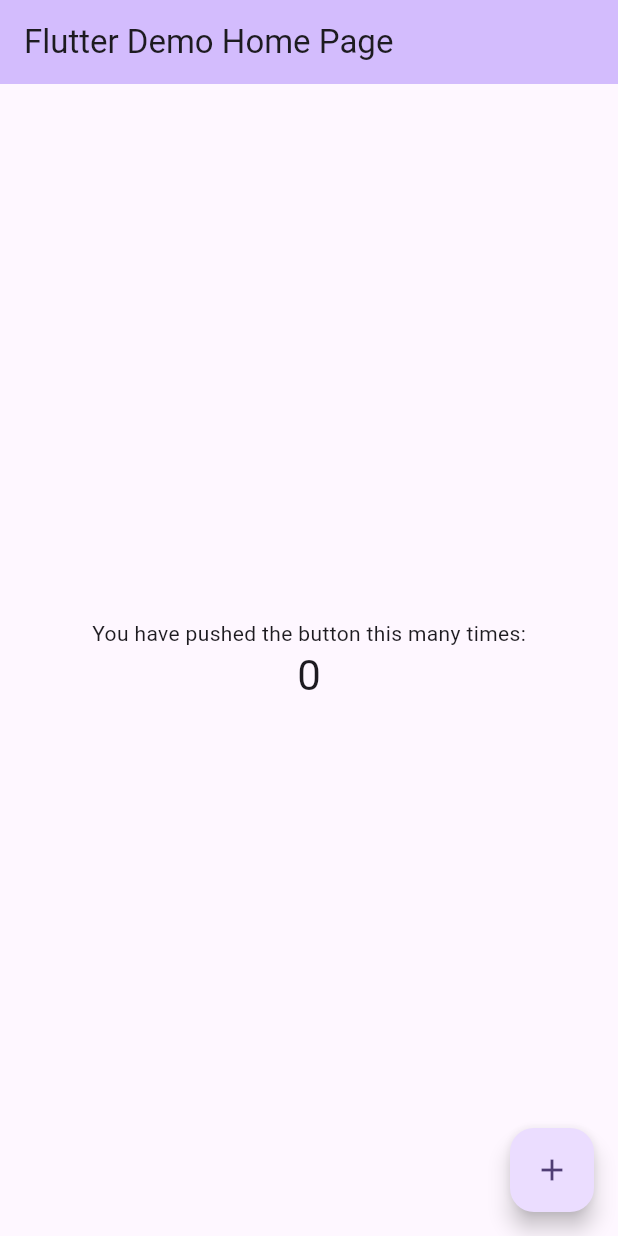
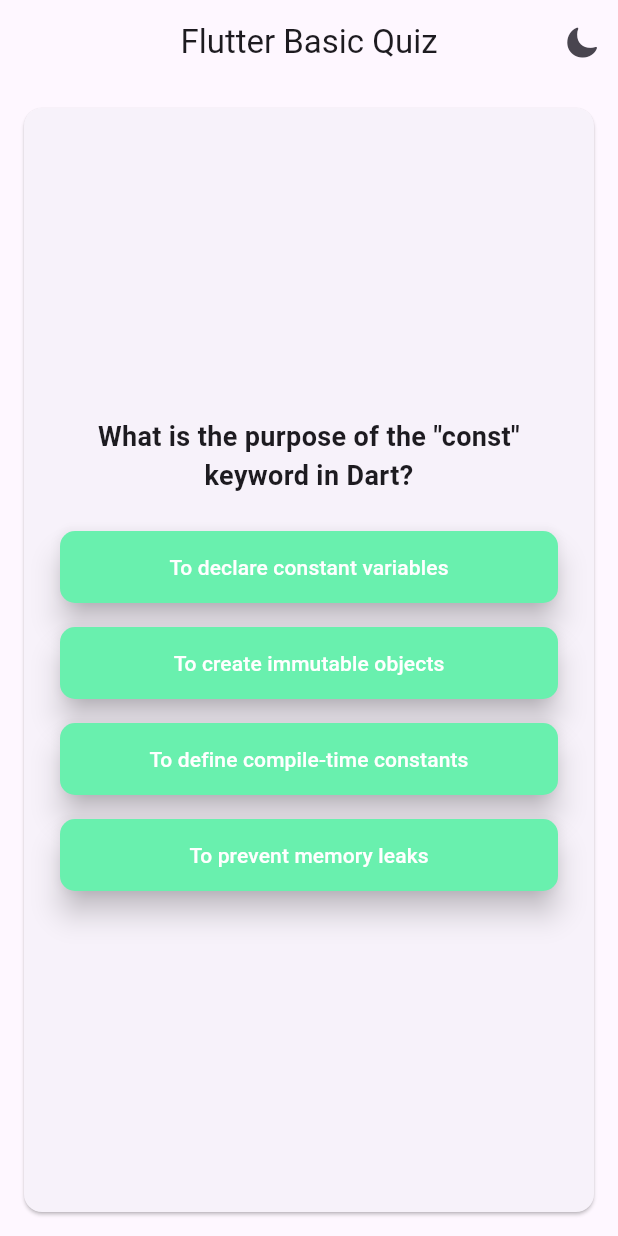
Before and after one commit to ilyosyusuf/flutter-quiz, a Flutter app: the screen it shows after launch, on a phone screen of 412 x 824 dp. Run offline on Flutter 3.47's test engine with Material 3 defaults, Android fonts, the light colour scheme and no system bars.

Commit message:
changed app icon, name

```diff
--- /dev/null
+++ b/devtools_options.yaml
@@ -0,0 +1 @@
+extensions:
--- a/lib/main.dart
+++ b/lib/main.dart
@@ -1,125 +1,27 @@
 import 'package:flutter/material.dart';
+import 'package:flutter_quiz/provider/theme_provider.dart';
+import 'package:flutter_quiz/screens/quiz_screen.dart';
+import 'package:provider/provider.dart';
 
 void main() {
-  runApp(const MyApp());
+    runApp(
+    ChangeNotifierProvider(
+      create: (context) => ThemeProvider(),
+      child: const MyApp(),
+    ),
+  );
 }
 
 class MyApp extends StatelessWidget {
   const MyApp({super.key});
 
-  // This widget is the root of your application.
   @override
   Widget build(BuildContext context) {
     return MaterialApp(
-      title: 'Flutter Demo',
-      theme: ThemeData(
-        // This is the theme of your application.
-        //
-        // TRY THIS: Try running your application with "flutter run". You'll see
-        // the application has a purple toolbar. Then, without quitting the app,
-        // try changing the seedColor in the colorScheme below to Colors.green
-        // and then invoke "hot reload" (save your changes or press the "hot
-        // reload" button in a Flutter-supported IDE, or press "r" if you used
-        // the command line to start the app).
-        //
-        // Notice that the counter didn't reset back to zero; the application
-        // state is not lost during the reload. To reset the state, use hot
-        // restart instead.
-        //
-        // This works for code too, not just values: Most code changes can be
-        // tested with just a hot reload.
-        colorScheme: ColorScheme.fromSeed(seedColor: Colors.deepPurple),
-        useMaterial3: true,
-      ),
-      home: const MyHomePage(title: 'Flutter Demo Home Page'),
+      debugShowCheckedModeBanner: false,
+      title: 'Flutter Basic Quiz',
+      theme: Provider.of<ThemeProvider>(context).getTheme(),
+      home: QuizScreen(),
     );
   }
 }
-
-class MyHomePage extends StatefulWidget {
-  const MyHomePage({super.key, required this.title});
-
-  // This widget is the home page of your application. It is stateful, meaning
-  // that it has a State object (defined below) that contains fields that affect
-  // how it looks.
-
-  // This class is the configuration for the state. It holds the values (in this
-  // case the title) provided by the parent (in this case the App widget) and
-  // used by the build method of the State. Fields in a Widget subclass are
-  // always marked "final".
-
-  final String title;
-
-  @override
-  State<MyHomePage> createState() => _MyHomePageState();
-}
-
-class _MyHomePageState extends State<MyHomePage> {
-  int _counter = 0;
-
-  void _incrementCounter() {
-    setState(() {
-      // This call to setState tells the Flutter framework that something has
-      // changed in this State, which causes it to rerun the build method below
-      // so that the display can reflect the updated values. If we changed
-      // _counter without calling setState(), then the build method would not be
-      // called again, and so nothing would appear to happen.
-      _counter++;
-    });
-  }
-
-  @override
-  Widget build(BuildContext context) {
-    // This method is rerun every time setState is called, for instance as done
-    // by the _incrementCounter method above.
-    //
-    // The Flutter framework has been optimized to make rerunning build methods
-    // fast, so that you can just rebuild anything that needs updating rather
-    // than having to individually change instances of widgets.
-    return Scaffold(
-      appBar: AppBar(
-        // TRY THIS: Try changing the color here to a specific color (to
-        // Colors.amber, perhaps?) and trigger a hot reload to see the AppBar
-        // change color while the other colors stay the same.
-        backgroundColor: Theme.of(context).colorScheme.inversePrimary,
-        // Here we take the value from the MyHomePage object that was created by
-        // the App.build method, and use it to set our appbar title.
-        title: Text(widget.title),
-      ),
-      body: Center(
-        // Center is a layout widget. It takes a single child and positions it
-        // in the middle of the parent.
-        child: Column(
-          // Column is also a layout widget. It takes a list of children and
-          // arranges them vertically. By default, it sizes itself to fit its
-          // children horizontally, and tries to be as tall as its parent.
-          //
-          // Column has various properties to control how it sizes itself and
-          // how it positions its children. Here we use mainAxisAlignment to
-          // center the children vertically; the main axis here is the vertical
-          // axis because Columns are vertical (the cross axis would be
-          // horizontal).
-          //
-          // TRY THIS: Invoke "debug painting" (choose the "Toggle Debug Paint"
-          // action in the IDE, or press "p" in the console), to see the
-          // wireframe for each widget.
-          mainAxisAlignment: MainAxisAlignment.center,
-          children: <Widget>[
-            const Text(
-              'You have pushed the button this many times:',
-            ),
-            Text(
-              '$_counter',
-              style: Theme.of(context).textTheme.headlineMedium,
-            ),
-          ],
-        ),
-      ),
-      floatingActionButton: FloatingActionButton(
-        onPressed: _incrementCounter,
-        tooltip: 'Increment',
-        child: const Icon(Icons.add),
-      ), // This trailing comma makes auto-formatting nicer for build methods.
-    );
-  }
-}
--- /dev/null
+++ b/lib/provider/theme_provider.dart
@@ -0,0 +1,18 @@
+import 'package:flutter/material.dart';
+
+class ThemeProvider with ChangeNotifier {
+  bool _isDarkMode = false;
+
+  bool get isDarkMode => _isDarkMode;
+
+  void toggleTheme() {
+    _isDarkMode = !_isDarkMode;
+    notifyListeners();
+  }
+
+  ThemeData getTheme() {
+    return _isDarkMode
+        ? ThemeData.dark()
+        : ThemeData.light();
+  }
+}
--- /dev/null
+++ b/lib/screens/quiz_screen.dart
@@ -0,0 +1,354 @@
+import 'package:flutter/cupertino.dart';
+import 'package:flutter/material.dart';
+import 'package:flutter_quiz/provider/theme_provider.dart';
+import 'package:flutter_quiz/widgets/quiz_card.dart';
+import 'package:flutter_quiz/widgets/quiz_result.dart';
+import 'package:provider/provider.dart';
+
+class QuizScreen extends StatefulWidget {
+  @override
+  _QuizScreenState createState() => _QuizScreenState();
+}
+
+class _QuizScreenState extends State<QuizScreen> {
+  int _currentIndex = 0;
+  int _correctCount = 0;
+  int _incorrectCount = 0;
+
+  final List<Map<String, dynamic>> _questions = [
+    {
+      'question': 'Which programming language is used in Flutter?',
+      'answers': ['Java', 'Kotlin', 'Dart', 'Swift'],
+      'correctIndex': 2,
+    },
+    {
+      'question': 'What does the term "Hot Reload" mean in Flutter?',
+      'answers': [
+        'Heating up the device',
+        'Reloading the app without restarting it',
+        'Refreshing the code editor',
+        'Adjusting the device temperature'
+      ],
+      'correctIndex': 1,
+    },
+    {
+      'question': 'Which widget is used for drawing custom shapes in Flutter?',
+      'answers': ['Container', 'Painter', 'CustomPaint', 'ShapeWidget'],
+      'correctIndex': 2,
+    },
+    {
+      'question':
+          'What is the purpose of the "pubspec.yaml" file in a Flutter project?',
+      'answers': [
+        'Defining project dependencies',
+        'Storing app assets',
+        'Setting up API keys',
+        'Configuring build settings'
+      ],
+      'correctIndex': 0,
+    },
+    {
+      'question': "'What is Flutter' default design language?",
+      'answers': [
+        'Material Design',
+        'Cupertino Design',
+        'Flat Design',
+        'Neumorphism'
+      ],
+      'correctIndex': 0,
+    },
+    {
+      'question': 'Which class is the base for all widgets in Flutter?',
+      'answers': ['App', 'WidgetBase', 'Object', 'StatelessWidget'],
+      'correctIndex': 2,
+    },
+    {
+      'question':
+          'What is the purpose of the "async" and "await" keywords in Dart?',
+      'answers': [
+        'Defining asynchronous functions',
+        'Handling exceptions',
+        'Declaring constants',
+        'Loop control'
+      ],
+      'correctIndex': 0,
+    },
+    {
+      'question': 'What is the purpose of a Flutter GlobalKey?',
+      'answers': [
+        'To uniquely identify widgets in the widget tree',
+        'To manage the state of stateful widgets',
+        'To declare global variables',
+        'To handle asynchronous operations',
+      ],
+      'correctIndex': 0,
+    },
+    {
+      'question': 'What is the purpose of the "const" keyword in Dart?',
+      'answers': [
+        'To declare constant variables',
+        'To create immutable objects',
+        'To define compile-time constants',
+        'To prevent memory leaks',
+      ],
+      'correctIndex': 2,
+    },
+    {
+      'question': 'How does Flutter handle state management?',
+      'answers': [
+        'Using global variables',
+        'Using the "state" keyword',
+        'Using the provider package',
+        'Using the setState() method',
+      ],
+      'correctIndex': 2,
+    },
+    {
+      'question': 'What is the purpose of the "super" keyword in Dart?',
+      'answers': [
+        'To call the superclass constructor or method',
+        'To declare a superclass',
+        'To access static members of the superclass',
+        'To invoke the superclass destructor',
+      ],
+      'correctIndex': 0,
+    },
+    {
+      'question':
+          'Which Flutter widget is used for navigation between screens?',
+      'answers': [
+        'Navigator',
+        'RouteManager',
+        'ScreenSwitcher',
+        'PageController',
+      ],
+      'correctIndex': 0,
+    },
+    {
+      'question':
+          'What is the difference between StatelessWidget and StatefulWidget?',
+      'answers': [
+        'StatelessWidgets cannot have any internal state, whereas StatefulWidgets can.',
+        'StatelessWidgets are deprecated in Flutter 2.0.',
+        'StatefulWidgets can only be used in web applications.',
+        'StatelessWidgets are automatically updated by Flutter.',
+      ],
+      'correctIndex': 0,
+    },
+    {
+      'question': 'What is the purpose of the "async*" keyword in Dart?',
+      'answers': [
+        'To declare asynchronous functions',
+        'To create asynchronous generators',
+        'To handle exceptions in asynchronous code',
+        'To define asynchronous variables',
+      ],
+      'correctIndex': 1,
+    },
+    {
+      'question': 'What is an InheritedWidget in Flutter?',
+      'answers': [
+        'A widget that inherits from another widget',
+        'A widget that can be reused in multiple screens',
+        'A widget that provides data to its descendants',
+        'A widget that controls the layout of its children',
+      ],
+      'correctIndex': 2,
+    },
+    {
+      'question': 'How can you perform background tasks in Flutter?',
+      'answers': [
+        'Using the main isolate',
+        'Using the background isolate',
+        'Flutter does not support background tasks',
+        'Using the compute function',
+      ],
+      'correctIndex': 3,
+    },
+    {
+      'question':
+          'What is the purpose of the "didUpdateWidget" method in a StatefulWidget?',
+      'answers': [
+        'To update the widget tree during hot reload',
+        'To compare the old and new widget configurations',
+        'To notify the widget that it should rebuild',
+        'To initialize the widget after it is updated',
+      ],
+      'correctIndex': 1,
+    },
+    {
+      'question': 'What is the Flutter BLoC pattern?',
+      'answers': [
+        'Business Logic on Components',
+        'Base Layer of Components',
+        'Behavioral Logic of Components',
+        'Business Logic Component',
+      ],
+      'correctIndex': 3,
+    },
+    {
+      'question':
+          'Which package is commonly used for state management in Flutter?',
+      'answers': [
+        'Provider',
+        'Stateful',
+        'StateKeeper',
+        'StateManager',
+      ],
+      'correctIndex': 0,
+    },
+    {
+      'question': 'What is the purpose of the "const" constructor in Dart?',
+      'answers': [
+        'To create constant instances of a class',
+        'To declare a class as constant',
+        'To prevent inheritance of a class',
+        'To define constant methods',
+      ],
+      'correctIndex': 0,
+    },
+    {
+      'question': 'How can you add padding to a widget in Flutter?',
+      'answers': [
+        'Using the Padding widget',
+        'By setting the padding property',
+        'Using the Spacer widget',
+        'Padding is added automatically',
+      ],
+      'correctIndex': 0,
+    },
+    {
+      'question': 'What is the purpose of the "Visibility" widget in Flutter?',
+      'answers': [
+        'To control the visibility of a widget',
+        'To hide widgets from the widget tree',
+        'To make widgets transparent',
+        'To change the z-index of widgets',
+      ],
+      'correctIndex': 0,
+    },
+    {
+      'question': 'How does Flutter handle dependency injection?',
+      'answers': [
+        'Using the provider package',
+        'By manually injecting dependencies',
+        'Flutter does not support dependency injection',
+        'Using the GetIt package',
+      ],
+      'correctIndex': 0,
+    },
+    {
+      'question': 'What is the purpose of the "MediaQuery" widget in Flutter?',
+      'answers': [
+        'To detect changes in the media query',
+        'To retrieve information about the device',
+        'To change the media settings of the app',
+        'To handle media-related events',
+      ],
+      'correctIndex': 1,
+    },
+    {
+      'question':
+          'Which method is called when a StatefulWidget is first inserted into the tree?',
+      'answers': [
+        'initState',
+        'didInsertWidget',
+        'onBuild',
+        'onInsert',
+      ],
+      'correctIndex': 0,
+    },
+  ];
+
+  @override
+  void initState() {
+    super.initState();
+    _questions.shuffle(); // Shuffle questions when the quiz starts
+  }
+
+  @override
+  Widget build(BuildContext context) {
+    return Scaffold(
+      appBar: AppBar(
+        centerTitle: true,
+        title: const Text('Flutter Basic Quiz'),
+        actions: [
+          IconButton(
+              onPressed: () {
+                Provider.of<ThemeProvider>(context, listen: false)
+                    .toggleTheme();
+              },
+              icon: Provider.of<ThemeProvider>(context).isDarkMode
+                  ? const Icon(CupertinoIcons.sun_max)
+                  : const Icon(
+                      CupertinoIcons.moon_fill,
+                    )),
+        ],
+      ),
+      body: _currentIndex < _questions.length
+          ? QuizCard(
+              question: _questions[_currentIndex]['question'],
+              answers: _questions[_currentIndex]['answers'],
+              onAnswerSelected: _handleAnswerSelected,
+            )
+          : QuizResult(
+              correctCount: _correctCount,
+              incorrectCount: _incorrectCount,
+              onRestartQuiz: _restartQuiz,
+            ),
+    );
+  }
+
+  void _handleAnswerSelected(int selectedIndex) {
+    int correctIndex = _questions[_currentIndex]['correctIndex'];
+    bool isCorrect = selectedIndex == correctIndex;
+
+    String message = isCorrect
+        ? '🥳 Correct! '
+        : '🤦🏻‍♂️ Incorrect! Correct answer: ${_questions[_currentIndex]['answers'][correctIndex]}';
+    Color color = isCorrect ? Colors.green : Colors.red;
+
+    _showSnackbar(message, color);
+
+    if (isCorrect) {
+      // Handle correct answer logic (e.g., score increment)
+      setState(() {
+        _correctCount++;
+      });
+    } else {
+      // Handle incorrect answer logic
+      setState(() {
+        _incorrectCount++;
+      });
+    }
+
+    setState(() {
+      _currentIndex++;
+
+      if (_currentIndex < _questions.length) {
+        _questions.shuffle(); // Shuffle questions for the next round
+      }
+    });
+  }
+
+  void _restartQuiz() {
+    setState(() {
+      _currentIndex = 0;
+      _correctCount = 0;
+      _incorrectCount = 0;
+      _questions.shuffle(); // Shuffle questions when the quiz restarts
+    });
+  }
+
+  void _showSnackbar(String message, Color color) {
+    ScaffoldMessenger.of(context).showSnackBar(
+      SnackBar(
+        content: Text(
+          message,
+          style: TextStyle(color: Colors.white),
+        ),
+        backgroundColor: color,
+      ),
+    );
+  }
+}
--- /dev/null
+++ b/lib/widgets/quiz_card.dart
@@ -0,0 +1,60 @@
+
+import 'package:flutter/material.dart';
+import 'package:flutter_quiz/provider/theme_provider.dart';
+import 'package:provider/provider.dart';
+
+class QuizCard extends StatelessWidget {
+  final String question;
+  final List<String> answers;
+  final ValueChanged<int> onAnswerSelected;
+
+  QuizCard(
+      {required this.question,
+      required this.answers,
+      required this.onAnswerSelected});
+
+  @override
+  Widget build(BuildContext context) {
+    return Card(
+      margin: const EdgeInsets.all(16.0),
+      child: Padding(
+        padding: const EdgeInsets.all(16.0),
+        child: Center(
+          child: Column(
+            crossAxisAlignment: CrossAxisAlignment.center,
+            mainAxisAlignment: MainAxisAlignment.center,
+            children: [
+              Text(
+                question,
+                style: const TextStyle(fontSize: 18.0, fontWeight: FontWeight.bold),
+                textAlign: TextAlign.center,
+              ),
+              const SizedBox(height: 16.0),
+              Column(
+                children: List.generate(
+                  answers.length,
+                  (index) => Padding(
+                    padding: const EdgeInsets.all(8.0),
+                    child: ElevatedButton(
+                      style: ElevatedButton.styleFrom(
+                        backgroundColor: Provider.of<ThemeProvider>(context).isDarkMode ? Colors.black : Colors.greenAccent,
+                        foregroundColor: Colors.white,
+                        elevation: 8.0,
+                        shape: RoundedRectangleBorder(
+                          borderRadius: BorderRadius.circular(10.0),
+                        ),
+                        minimumSize: const Size(double.infinity, 48.0),
+                      ),
+                      onPressed: () => onAnswerSelected(index),
+                      child: Text(answers[index]),
+                    ),
+                  ),
+                ),
+              ),
+            ],
+          ),
+        ),
+      ),
+    );
+  }
+}
--- /dev/null
+++ b/lib/widgets/quiz_result.dart
@@ -0,0 +1,65 @@
+
+import 'package:flutter/material.dart';
+import 'package:flutter_quiz/provider/theme_provider.dart';
+import 'package:provider/provider.dart';
+
+class QuizResult extends StatelessWidget {
+  final int correctCount;
+  final int incorrectCount;
+  final VoidCallback onRestartQuiz;
+
+  QuizResult(
+      {required this.correctCount,
+      required this.incorrectCount,
+      required this.onRestartQuiz});
+
+  @override
+  Widget build(BuildContext context) {
+    return Container(
+      decoration: BoxDecoration(
+        color: Provider.of<ThemeProvider>(context).isDarkMode ? Colors.black45 : Colors.white, // Background color
+        borderRadius: BorderRadius.circular(16.0), // Border radius
+        boxShadow: [
+          BoxShadow(
+            color: Colors.grey.withOpacity(0.5), // Shadow color
+            spreadRadius: 5,
+            blurRadius: 7,
+            offset: Offset(0, 3), // Changes position of shadow
+          ),
+        ],
+      ),
+      padding: EdgeInsets.all(16.0),
+      margin: EdgeInsets.all(16.0),
+      child: Center(
+        child: Column(
+          mainAxisAlignment: MainAxisAlignment.center,
+          children: [
+            const FlutterLogo(size: 150),
+            const SizedBox(height: 16.0),
+            const Text(
+              'Quiz Completed!',
+              style: TextStyle(fontSize: 24.0, fontWeight: FontWeight.bold),
+            ),
+            const SizedBox(height: 16.0),
+            Text('Correct Answers: $correctCount'),
+            Text('Incorrect Answers: $incorrectCount'),
+            const SizedBox(height: 16.0),
+            ElevatedButton(
+              onPressed: onRestartQuiz,
+              style: ElevatedButton.styleFrom(
+                backgroundColor:Provider.of<ThemeProvider>(context).isDarkMode ? Colors.black : Colors.greenAccent,
+                foregroundColor: Colors.white,
+                elevation: 8.0,
+                shape: RoundedRectangleBorder(
+                  borderRadius: BorderRadius.circular(10.0),
+                ),
+                minimumSize: const Size(double.infinity, 48.0),
+              ),
+              child: const Text('Restart Quiz'),
+            ),
+          ],
+        ),
+      ),
+    );
+  }
+}
--- a/pubspec.yaml
+++ b/pubspec.yaml
@@ -35,6 +35,7 @@ dependencies:
   # The following adds the Cupertino Icons font to your application.
   # Use with the CupertinoIcons class for iOS style icons.
   cupertino_icons: ^1.0.2
+  provider: ^6.1.1
 
 dev_dependencies:
   flutter_test:
```
Also changed, not shown: pubspec.lock, 60 other files.
